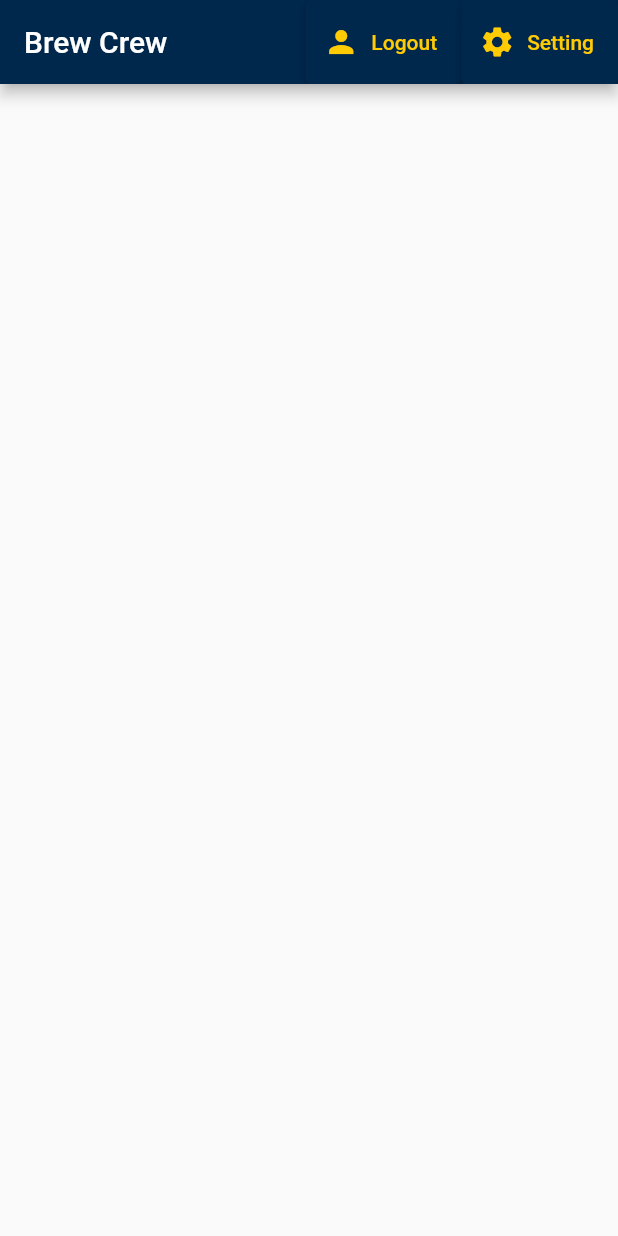
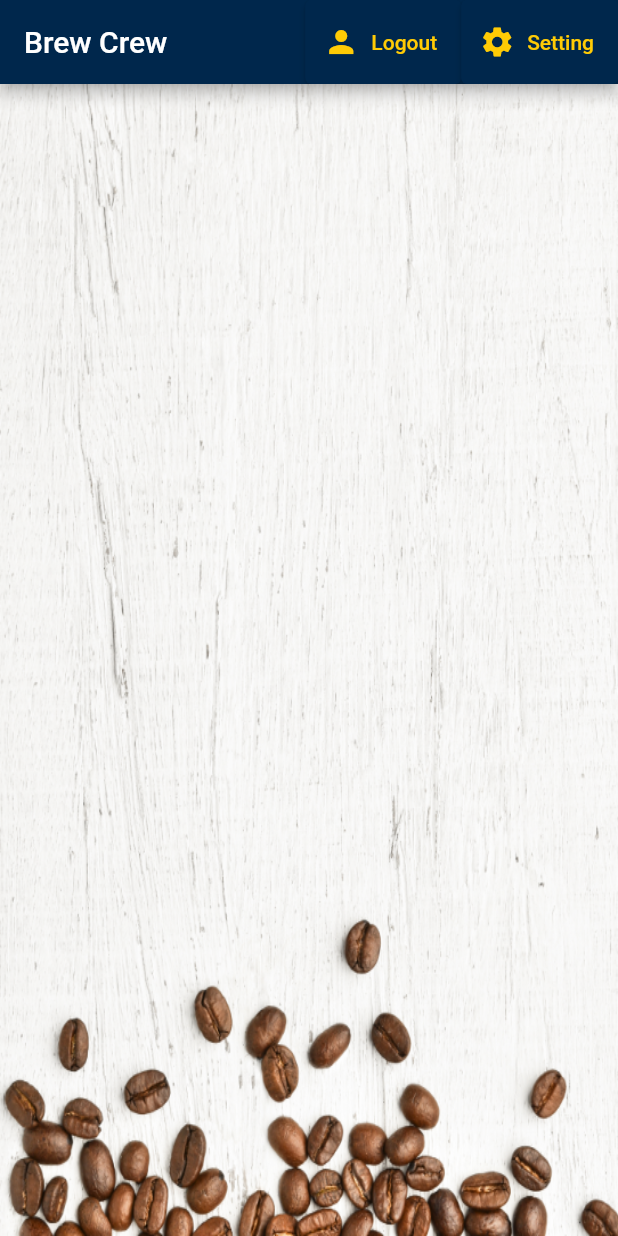
Before and after one commit to cravenbrave/flutter_firebase_demo, a Flutter app: the screen it shows once a user with an empty profile is signed in, on a phone screen of 412 x 824 dp. Run offline on Flutter 3.47's test engine with Material 2 defaults, Android fonts, the phone set to English and light mode, and no system bars; our stand-ins replace cloud_firestore, firebase_auth, firebase_core, flutter_spinkit; accounts and stored records are empty.

```diff
--- a/lib/screens/home/brew_tile.dart
+++ b/lib/screens/home/brew_tile.dart
@@ -14,6 +14,7 @@ class BrewTile extends StatelessWidget {
         margin: EdgeInsets.fromLTRB(20.0, 6.0, 20.0, 0.0),
         child: ListTile(
           leading: CircleAvatar(
+            backgroundImage: AssetImage('assets/coffee_icon.png'),
             radius: 25.0,
             backgroundColor: Colors.brown[brew.strength],
           ),
--- a/lib/screens/home/homePage.dart
+++ b/lib/screens/home/homePage.dart
@@ -27,6 +27,7 @@ class HomePage extends StatelessWidget {
 
     //a stream provider used to get real time brew values
     return StreamProvider<List<Brew>>.value(
+      // catchError: (_, __) => null,
       //we dont need a specific uid, so just leave it blank
       value: DatabaseService(uid: '').brews,
       initialData: [],
@@ -56,7 +57,15 @@ class HomePage extends StatelessWidget {
             ),
           ],
         ),
-        body: BrewList(),
+        body: Container(
+          decoration: BoxDecoration(
+            image: DecorationImage(
+              image: AssetImage('assets/coffee_bg.png'),
+              fit: BoxFit.fill,
+            ),
+          ),
+          child: BrewList(),
+        ),
       ),
     );
   }
--- a/lib/screens/home/setting_forms.dart
+++ b/lib/screens/home/setting_forms.dart
@@ -55,7 +55,7 @@ class _SettingFormState extends State<SettingForm> {
                     decoration: textInputDec.copyWith(hintText: 'Sugar(s)'),
                     //don't let the list to high
                     isDense: true,
-                    value: _currentSugar ?? userData.sugars,
+                    // value: _currentSugar ?? userData.sugars,
                     onChanged: (val) {
                       setState(() => _currentSugar = val as String);
                     },
--- a/pubspec.yaml
+++ b/pubspec.yaml
@@ -51,7 +51,8 @@ flutter:
   uses-material-design: true
 
   # To add assets to your application, add an assets section, like this:
-  # assets:
+  assets:
+    - assets/
   #   - images/a_dot_burr.jpeg
   #   - images/a_dot_ham.jpeg
 
```
Also changed, not shown: assets/coffee_bg.png (added), assets/coffee_icon.png (added).
